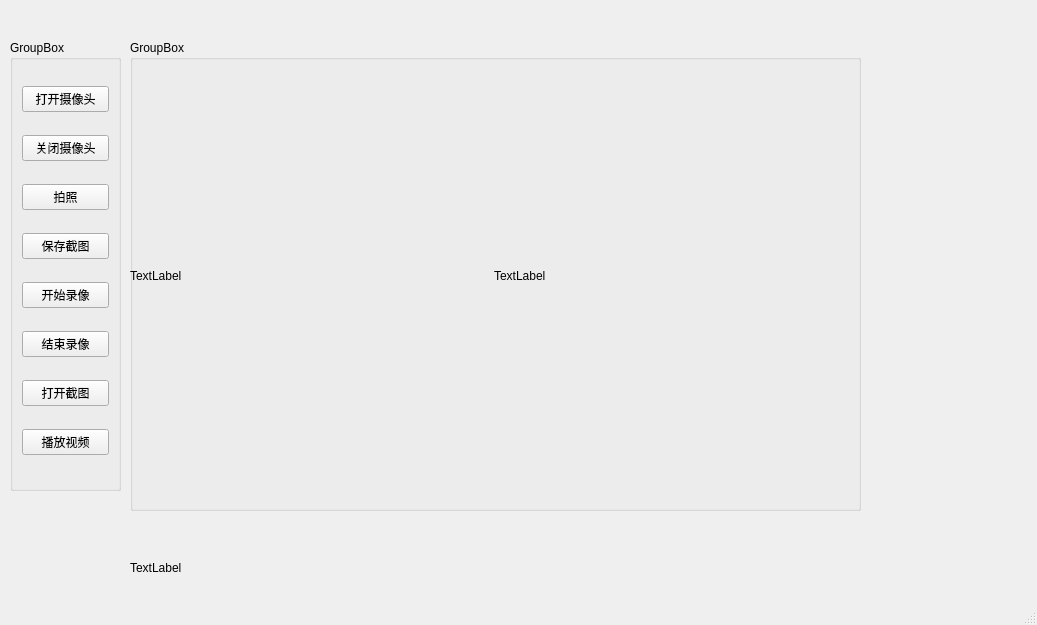
Above: tracker2/mainwindow.ui from FattyFroggy/YoloDetect before the change. Below: the same form after it.
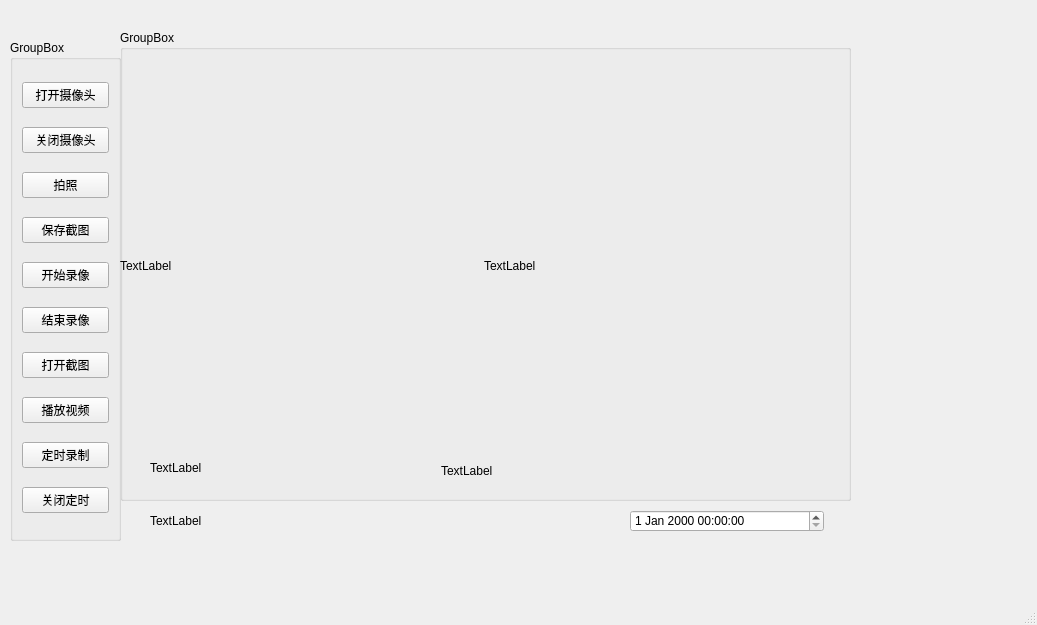
That is the form after the change.

Patch:
```diff
--- a/tracker2/mainwindow.ui
+++ b/tracker2/mainwindow.ui
@@ -20,7 +20,7 @@
       <x>10</x>
       <y>40</y>
       <width>111</width>
-      <height>451</height>
+      <height>501</height>
      </rect>
     </property>
     <property name="title">
@@ -83,13 +83,27 @@
        </property>
       </widget>
      </item>
+     <item>
+      <widget class="QPushButton" name="SetTimeRec">
+       <property name="text">
+        <string>定时录制</string>
+       </property>
+      </widget>
+     </item>
+     <item>
+      <widget class="QPushButton" name="StopTimeRec">
+       <property name="text">
+        <string>关闭定时</string>
+       </property>
+      </widget>
+     </item>
     </layout>
    </widget>
    <widget class="QGroupBox" name="groupBox_2">
     <property name="geometry">
      <rect>
-      <x>130</x>
-      <y>40</y>
+      <x>120</x>
+      <y>30</y>
       <width>731</width>
       <height>471</height>
      </rect>
@@ -123,20 +137,56 @@
       </item>
      </layout>
     </widget>
+    <widget class="QLabel" name="label_state">
+     <property name="geometry">
+      <rect>
+       <x>30</x>
+       <y>430</y>
+       <width>231</width>
+       <height>16</height>
+      </rect>
+     </property>
+     <property name="text">
+      <string>TextLabel</string>
+     </property>
+    </widget>
+    <widget class="QLabel" name="label_3">
+     <property name="geometry">
+      <rect>
+       <x>321</x>
+       <y>430</y>
+       <width>231</width>
+       <height>21</height>
+      </rect>
+     </property>
+     <property name="text">
+      <string>TextLabel</string>
+     </property>
+    </widget>
    </widget>
-   <widget class="QLabel" name="label_state">
+   <widget class="QLabel" name="label_4">
     <property name="geometry">
      <rect>
-      <x>130</x>
-      <y>560</y>
-      <width>231</width>
-      <height>16</height>
+      <x>150</x>
+      <y>510</y>
+      <width>281</width>
+      <height>21</height>
      </rect>
     </property>
     <property name="text">
      <string>TextLabel</string>
     </property>
    </widget>
+   <widget class="QDateTimeEdit" name="dateTimeEdit">
+    <property name="geometry">
+     <rect>
+      <x>630</x>
+      <y>510</y>
+      <width>194</width>
+      <height>22</height>
+     </rect>
+    </property>
+   </widget>
   </widget>
   <widget class="QMenuBar" name="menubar">
    <property name="geometry">
```
